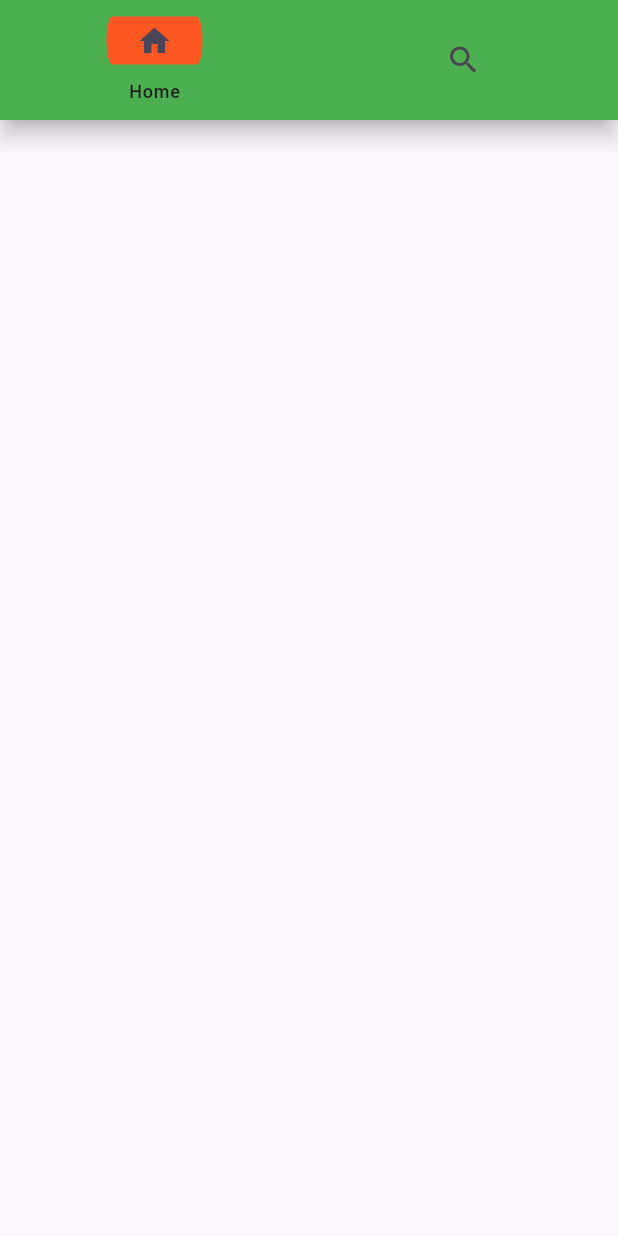
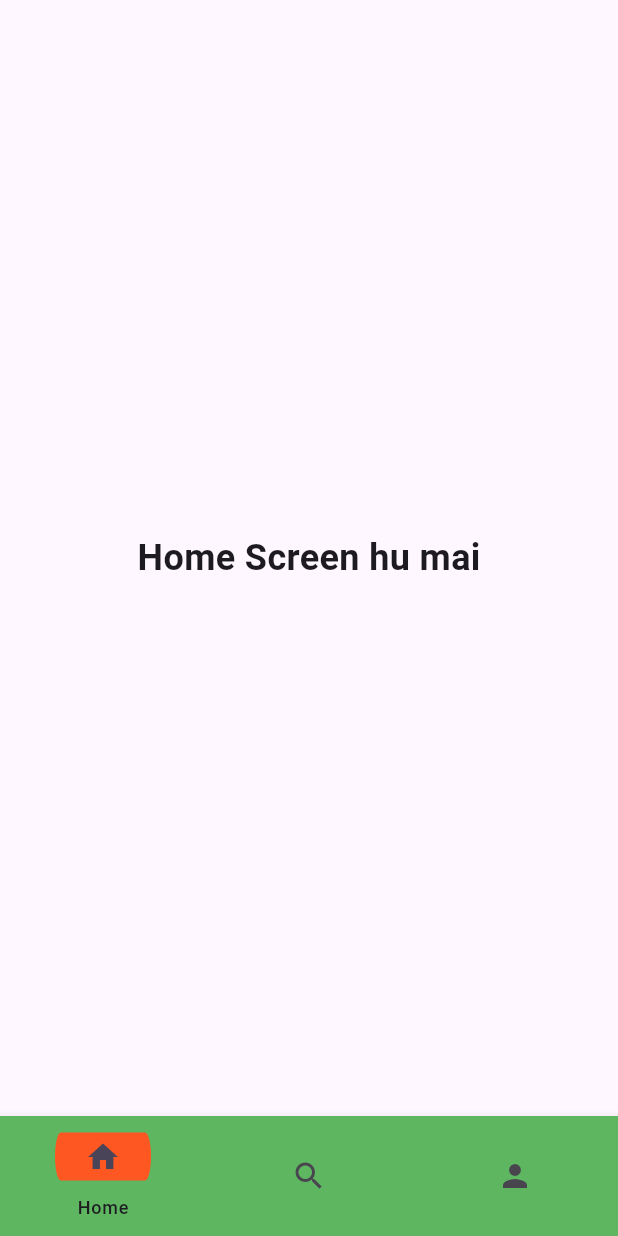
Before and after one commit to pradeepyuni07/Day2-Dart, a Flutter app: the screen it shows after launch, on a phone screen of 412 x 824 dp. Run offline on Flutter 3.47's test engine with Material 3 defaults, Android fonts, the phone set to English and light mode, and no system bars; our stand-ins replace image_picker; key blocks and very long unbroken strings in the code were emptied for the run.

Commit message:
Navigation bar updated

```diff
--- a/lib/pnt.dart
+++ b/lib/pnt.dart
@@ -9,30 +9,84 @@ class Pnt extends StatefulWidget {
 
 class _PntState extends State<Pnt> {
   int curr_index = 0;
+
+  final List<Widget> _screens = [
+    const Home(),
+    const Search(),
+    const Profile(),
+  ];
+
   @override
   Widget build(BuildContext context) {
     return Scaffold(
-      body: NavigationBar(
-          labelPadding: EdgeInsets.only(top: 10),
-          labelBehavior:  NavigationDestinationLabelBehavior.onlyShowSelected,
-          maintainBottomViewPadding: true,
-        // height: 50,
-         elevation: 6,
-          shadowColor: Colors.black,
-          indicatorColor: Colors.deepOrange,
-            indicatorShape: RoundedSuperellipseBorder(borderRadius: BorderRadius.all(Radius.elliptical(10, 40))),
-          backgroundColor: Colors.green,
+      body: _screens[curr_index],
+      bottomNavigationBar: NavigationBar(
+        surfaceTintColor: Colors.grey[200],
+        labelPadding: const EdgeInsets.only(top: 10),
+        labelBehavior: NavigationDestinationLabelBehavior.onlyShowSelected,
+        maintainBottomViewPadding: true,
+        elevation: 6,
+        shadowColor: Colors.red,
+        indicatorColor: Colors.deepOrange,
+        indicatorShape: const RoundedSuperellipseBorder(
+          borderRadius: BorderRadius.all(Radius.elliptical(10, 40)),
+        ),
+        backgroundColor: Colors.green,
+        selectedIndex: curr_index,
         onDestinationSelected: (value) {
           setState(() {
             curr_index = value;
           });
         },
-        selectedIndex: curr_index,
         destinations: const [
           NavigationDestination(icon: Icon(Icons.home), label: 'Home'),
           NavigationDestination(icon: Icon(Icons.search), label: 'Search'),
+          NavigationDestination(icon: Icon(Icons.person), label: 'Profile'),
         ],
       ),
     );
   }
 }
+
+// Screens
+class Home extends StatelessWidget {
+  const Home({super.key});
+
+  @override
+  Widget build(BuildContext context) {
+    return const Center(
+      child: Text(
+        "Home Screen hu mai",
+        style: TextStyle(fontSize: 24, fontWeight: FontWeight.bold),
+      ),
+    );
+  }
+}
+
+class Search extends StatelessWidget {
+  const Search({super.key});
+
+  @override
+  Widget build(BuildContext context) {
+    return const Center(
+      child: Text(
+        "mai Search Screen hu",
+        style: TextStyle(fontSize: 24, fontWeight: FontWeight.bold),
+      ),
+    );
+  }
+}
+
+class Profile extends StatelessWidget {
+  const Profile({super.key});
+
+  @override
+  Widget build(BuildContext context) {
+    return const Center(
+      child: Text(
+        "to mai bhi Profile Screen hu",
+        style: TextStyle(fontSize: 24, fontWeight: FontWeight.bold),
+      ),
+    );
+  }
+}
```
